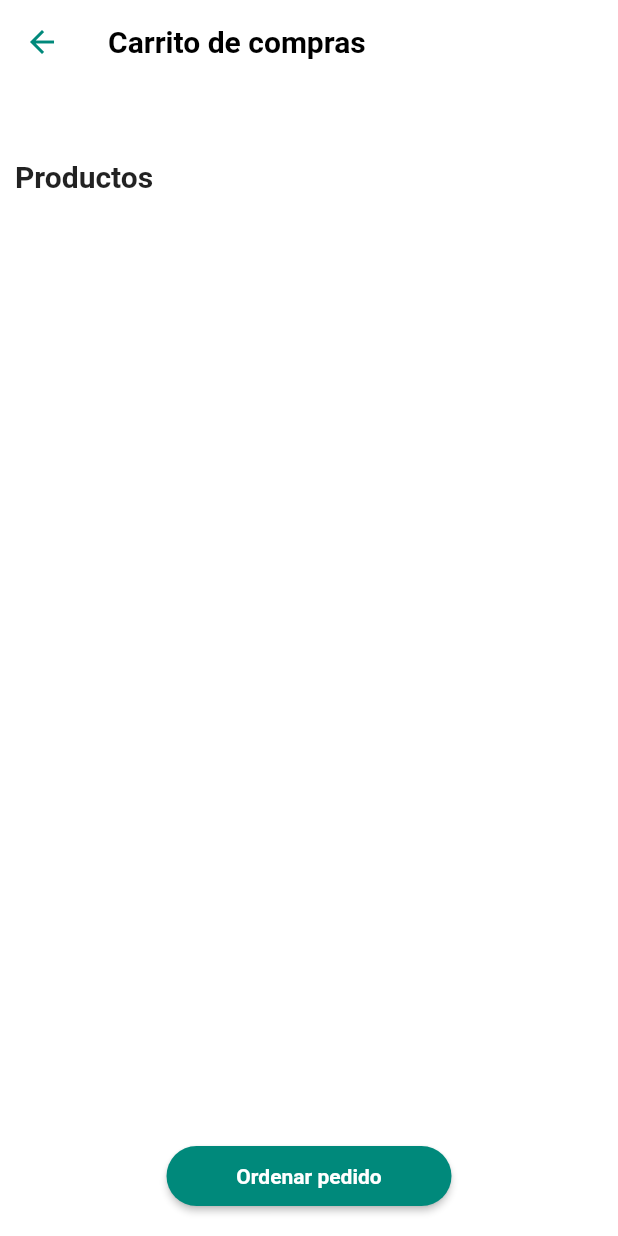
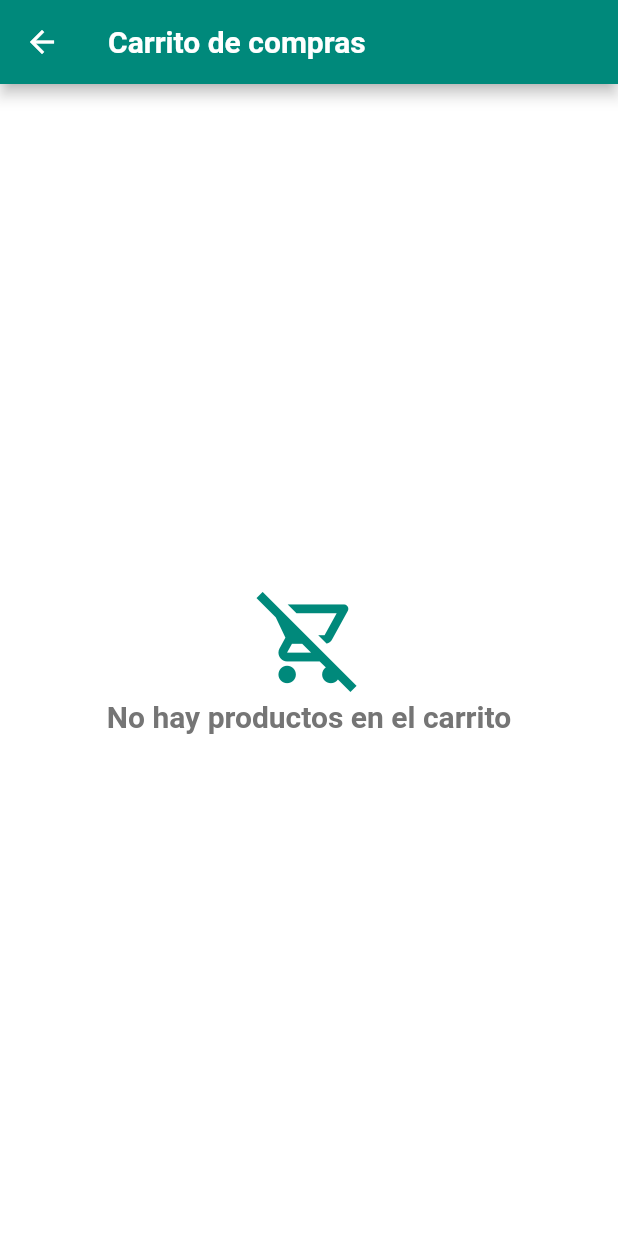
Before and after one commit to chrisr04/tul-shopping-cart, a Flutter app: the CartView screen opened directly, on a phone screen of 412 x 824 dp. Run offline on Flutter 3.47's test engine with Material 2 defaults, Android fonts, the phone set to English and light mode, and no system bars; our stand-ins replace bloc, cloud_firestore, firebase_core, flutter_bloc, shared_preferences; accounts and stored records are empty.

```diff
--- a/lib/core/blocs/cart/cart_event.dart
+++ b/lib/core/blocs/cart/cart_event.dart
@@ -3,7 +3,7 @@ part of 'cart_bloc.dart';
 @immutable
 abstract class CartEvent {}
 
-class OnCreateCart extends CartEvent { }
+class OnInitCart extends CartEvent { }
 
 class OnAddProductCart extends CartEvent {
   final ProductCart product;
@@ -11,13 +11,13 @@ class OnAddProductCart extends CartEvent {
 }
 
 class OnIncrementProductQuantity extends CartEvent {
-  final ProductCart productCart;
-  OnIncrementProductQuantity(this.productCart);
+  final int index;
+  OnIncrementProductQuantity(this.index);
 }
 
 class OnDecrementProductQuantity extends CartEvent {
-  final ProductCart productCart;
-  OnDecrementProductQuantity(this.productCart);
+  final int index;
+  OnDecrementProductQuantity(this.index);
 }
 
 class OnDeleteProduct extends CartEvent {
@@ -25,7 +25,4 @@ class OnDeleteProduct extends CartEvent {
   OnDeleteProduct(this.productCart);
 }
 
-class OnCompleteCart extends CartEvent {
-  final Cart cart;
-  OnCompleteCart(this.cart);
-}
+class OnCompleteCart extends CartEvent { }
--- a/lib/core/blocs/cart/cart_state.dart
+++ b/lib/core/blocs/cart/cart_state.dart
@@ -4,22 +4,32 @@ part of 'cart_bloc.dart';
 class CartState {
 
   final bool exist;
+  final bool isCompleted;
+  final bool isLoading;
   final Cart cart;
   final List<ProductCart> products;
 
   CartState({
     Cart cart,
     List<ProductCart> products,
+    this.isCompleted = false,
+    this.isLoading = false
   }): this.cart = cart?? null,
       this.products = products?? [],
       this.exist = (cart != null)? true:false;
 
+  factory CartState.complete() => CartState(
+    isCompleted: true
+  );
+
   CartState copyWith({
     Cart cart,
-    List<ProductCart> products
+    List<ProductCart> products,
+    bool isLoading
   }) => CartState(
     cart: cart?? this.cart,
-    products: products?? this.products
+    products: products?? this.products,
+    isLoading: isLoading?? this.isLoading
   );
 
 }
--- a/lib/core/blocs/order/order_bloc.dart
+++ b/lib/core/blocs/order/order_bloc.dart
@@ -10,9 +10,7 @@ class OrderBloc extends Bloc<OrderEvent, OrderState> {
   OrderBloc() : super(OrderInitial());
 
   @override
-  Stream<OrderState> mapEventToState(
-    OrderEvent event,
-  ) async* {
-    // TODO: implement mapEventToState
+  Stream<OrderState> mapEventToState(OrderEvent event) async* {
+
   }
 }
--- a/lib/core/models/product_cart_model.dart
+++ b/lib/core/models/product_cart_model.dart
@@ -1,31 +1,26 @@
 class ProductCart{
 
-  final String id;
   final String productId;
   final String cartId;
   final int quantity;
 
   ProductCart({
-    this.id,
     this.productId,
     this.cartId,
     this.quantity
   });
 
   factory ProductCart.fromMap(Map<String, dynamic> map) => ProductCart(
-    id: map['id'],
     cartId: map['cart_id'],
     productId: map['product_id'],
     quantity: map['quantity']
   );
 
   ProductCart copyWith({
-    String id,
     String productId,
     String cartId,
     int quantity
   }) => ProductCart(
-    id: id?? this.id,
     productId: productId?? this.productId,
     cartId: cartId?? this.cartId,
     quantity: quantity?? this.quantity
--- /dev/null
+++ b/lib/core/services/local_storage_service.dart
@@ -0,0 +1,29 @@
+import 'dart:convert';
+import 'package:shared_preferences/shared_preferences.dart';
+
+class LocalStorageService {
+
+  LocalStorageService._privateConstructor();
+  static final _instance = LocalStorageService._privateConstructor();
+
+  factory LocalStorageService() => _instance;
+
+  Future<dynamic> read(String key) async {
+    final prefs = await SharedPreferences.getInstance();
+    if(prefs.containsKey(key)){
+      return json.decode(prefs.getString(key));
+    }
+    return null;
+  }
+
+  Future<void> save(String key, dynamic value) async {
+    final prefs = await SharedPreferences.getInstance();
+    prefs.setString(key, json.encode(value));
+  }
+
+  Future<void> remove(String key) async {
+    final prefs = await SharedPreferences.getInstance();
+    prefs.remove(key);
+  }
+
+}
--- a/lib/main.dart
+++ b/lib/main.dart
@@ -1,9 +1,9 @@
-import 'package:firebase_core/firebase_core.dart';
 import 'package:flutter/material.dart';
 import 'package:flutter_bloc/flutter_bloc.dart';
-import 'package:tul_shopping_cart/core/blocs/cart/cart_bloc.dart';
+import 'package:firebase_core/firebase_core.dart';
 import 'package:tul_shopping_cart/core/blocs/order/order_bloc.dart';
 import 'package:tul_shopping_cart/core/blocs/product/product_bloc.dart';
+import 'package:tul_shopping_cart/core/blocs/cart/cart_bloc.dart';
 import 'package:tul_shopping_cart/routes.dart';
 
 void main() async{
@@ -24,7 +24,7 @@ class MyApp extends StatelessWidget {
       ],
       child: MaterialApp(
         debugShowCheckedModeBanner: false,
-        title: 'Shopping Carts',
+        title: 'Shopping Cart',
         initialRoute: 'home',
         onGenerateRoute: generateRoutes
       ),
--- a/lib/routes.dart
+++ b/lib/routes.dart
@@ -1,6 +1,7 @@
 import 'package:flutter/material.dart';
 import 'package:tul_shopping_cart/views/cart_view.dart';
 import 'package:tul_shopping_cart/views/home_view.dart';
+import 'package:tul_shopping_cart/views/orders_view.dart';
 
 Map<String, WidgetBuilder> getRoutes(RouteSettings settings){
 
@@ -8,7 +9,8 @@ Map<String, WidgetBuilder> getRoutes(RouteSettings settings){
 
   return {
     'home': (BuildContext context) => HomeView(),
-    'cart': (BuildContext context) => CartView()
+    'cart': (BuildContext context) => CartView(),
+    'orders': (BuildContext context) => OrdersView()
   };
 }
 
--- a/lib/views/cart_view.dart
+++ b/lib/views/cart_view.dart
@@ -4,6 +4,7 @@ import 'package:tul_shopping_cart/core/blocs/cart/cart_bloc.dart';
 import 'package:tul_shopping_cart/core/blocs/product/product_bloc.dart';
 import 'package:tul_shopping_cart/core/models/product_cart_model.dart';
 import 'package:tul_shopping_cart/core/models/product_model.dart';
+import 'package:tul_shopping_cart/shared/helpers/alert_helper.dart';
 
 class CartView extends StatefulWidget {
   CartView({Key key}) : super(key: key);
@@ -29,15 +30,8 @@ class _CartViewState extends State<CartView> {
     return Scaffold(
       backgroundColor: Colors.white,
       appBar: AppBar(
-        title: Text('Carrito de compras', style: TextStyle(color: Colors.black, fontWeight: FontWeight.bold)),
-        leading: GestureDetector(
-          child: Icon(Icons.arrow_back, color: Colors.teal[600]),
-          onTap: (){
-            Navigator.of(context).pop();
-          },
-        ),
-        backgroundColor: Colors.white,
-        shadowColor: Colors.transparent,
+        title: Text('Carrito de compras', style: TextStyle(color: Colors.white, fontWeight: FontWeight.bold)),
+        backgroundColor: Colors.teal[600]
       ),
       body: _init(),
 
@@ -45,30 +39,54 @@ class _CartViewState extends State<CartView> {
   }
 
   Widget _init(){
-    return BlocBuilder<CartBloc, CartState>(
-      builder: (context, state) {
-        return _body(state.products);
+
+    return BlocListener<CartBloc, CartState>(
+      listener: (context, state) {
+
+        if(state.isLoading){
+          showLoadingAlert(context);
+        }
+
+        if(state.isCompleted){
+          Navigator.of(context).pop();
+          showOrderSuccessAlert(context);
+        }
+
       },
+      child: BlocBuilder<CartBloc, CartState>(
+        builder: (context, state) {
+          if(state.products.isNotEmpty){
+            return _body(state.products);
+          }else{
+            return _cartEmpty();
+          }
+        },
+      ),
     );
+
   }
 
   Widget _body(List<ProductCart> productCarts){
 
-    return  Container(
+    return Container(
       width: double.infinity,
-      margin: EdgeInsets.only(top: 50.0),
+      margin: EdgeInsets.only(top: 30.0),
       child: Column(
         crossAxisAlignment: CrossAxisAlignment.start,
         mainAxisSize: MainAxisSize.max,
         children: [
-          Container(
-            margin: EdgeInsets.only(left: 10.0),
-            child: Text('Productos', style: TextStyle(fontSize: 20.0, fontWeight: FontWeight.bold))
-          ),
+          _title(),
           _table(productCarts),
           _orderBtn()
         ],
       ),
+    );
+  }
+
+  Widget _title(){
+    return Container(
+      margin: EdgeInsets.only(left: 15.0),
+      child: Text('Productos', style: TextStyle(fontSize: 20.0, color: Colors.grey[800], fontWeight: FontWeight.bold))
     );
   }
 
@@ -81,28 +99,25 @@ class _CartViewState extends State<CartView> {
           },
           defaultVerticalAlignment: TableCellVerticalAlignment.middle,
           defaultColumnWidth: FlexColumnWidth(),
-          children: _productRows(productCarts),
-
+          children: _productRows(productCarts)
         ),
       ),
     );
   }
 
   List<TableRow> _productRows(List<ProductCart> productCarts){
-
-    return productCarts.map((productCart) {
-        return _productItem(productCart);
-      }
-    ).toList();
-
+    List<TableRow> rows = [];
+    for (int i = 0; i < productCarts.length; i++) {
+      rows.add(_productItem(i, productCarts[i]));
+    }
+    return rows;
   }
 
-  TableRow _productItem(ProductCart productCart){
+  TableRow _productItem(int index, ProductCart productCart){
 
     Product product = _productBloc.getProduct(productCart.productId);
 
     return TableRow(
-
       children: [
         Container(
           padding: EdgeInsets.symmetric(horizontal: 15.0),
@@ -129,14 +144,14 @@ class _CartViewState extends State<CartView> {
                     InkWell(
                       child: Icon(Icons.add_rounded, color: Colors.teal[600]),
                       onTap: (){
-                        _cartBloc.add(OnIncrementProductQuantity(productCart));
+                        _cartBloc.add(OnIncrementProductQuantity(index));
                       }
                     ),
                     Text('${productCart.quantity}'),
                     InkWell(
                       child: Icon(Icons.remove_rounded, color: Colors.teal[600]),
                       onTap: (){
-                        _cartBloc.add(OnDecrementProductQuantity(productCart));
+                        _cartBloc.add(OnDecrementProductQuantity(index));
                       }
                     )
                   ],
@@ -165,18 +180,32 @@ class _CartViewState extends State<CartView> {
   Widget _orderBtn(){
     return Center(
       child: Container(
-        width: 190.0,
+        width: 250.0,
         height: 40.0,
         margin: EdgeInsets.only(bottom: 20.0),
         child: RaisedButton(
           color: Colors.teal[600],
           shape: StadiumBorder(),
-          child: Text('Ordenar pedido', style: TextStyle(color: Colors.white, fontWeight: FontWeight.bold)),
+          child: Text('Ordenar pedido', style: TextStyle(color: Colors.white, fontSize: 15.0, fontWeight: FontWeight.bold)),
           onPressed: (){
-
+            _cartBloc.add(OnCompleteCart());
           }
         )
       ),
     );
   }
+
+  Widget _cartEmpty(){
+    return Center(
+      child: Column(
+        mainAxisAlignment: MainAxisAlignment.center,
+        crossAxisAlignment: CrossAxisAlignment.center,
+        children: [
+          Icon(Icons.remove_shopping_cart_outlined, size: 70.0, color: Colors.teal[600]),
+          SizedBox(height: 5.0),
+          Text('No hay productos en el carrito', style: TextStyle(color: Colors.grey[600], fontSize: 20.0, fontWeight: FontWeight.bold))
+        ],
+      )
+    );
+  }
 }
--- a/pubspec.yaml
+++ b/pubspec.yaml
@@ -32,6 +32,7 @@ dependencies:
   flutter_bloc: ^6.1.2
   firebase_core: "^0.7.0"
   cloud_firestore: "^0.16.0+1"
+  shared_preferences: ^0.5.12+4
 
 dev_dependencies:
   flutter_test:
```
Also changed, not shown: lib/core/blocs/cart/cart_bloc.dart (+46 -46 lines), lib/core/services/cart_service.dart (+4 -5 lines), lib/core/services/product_carts_service.dart (+8 -25 lines), lib/shared/helpers/alert_helper.dart (added, +79 -0 lines), lib/shared/widgets/product_card_widget.dart (+4 -20 lines), lib/shared/widgets/product_grid_widget.dart (added, +38 -0 lines), lib/views/home_view.dart (+6 -30 lines), lib/views/orders_view.dart (added, +26 -0 lines), pubspec.lock.
